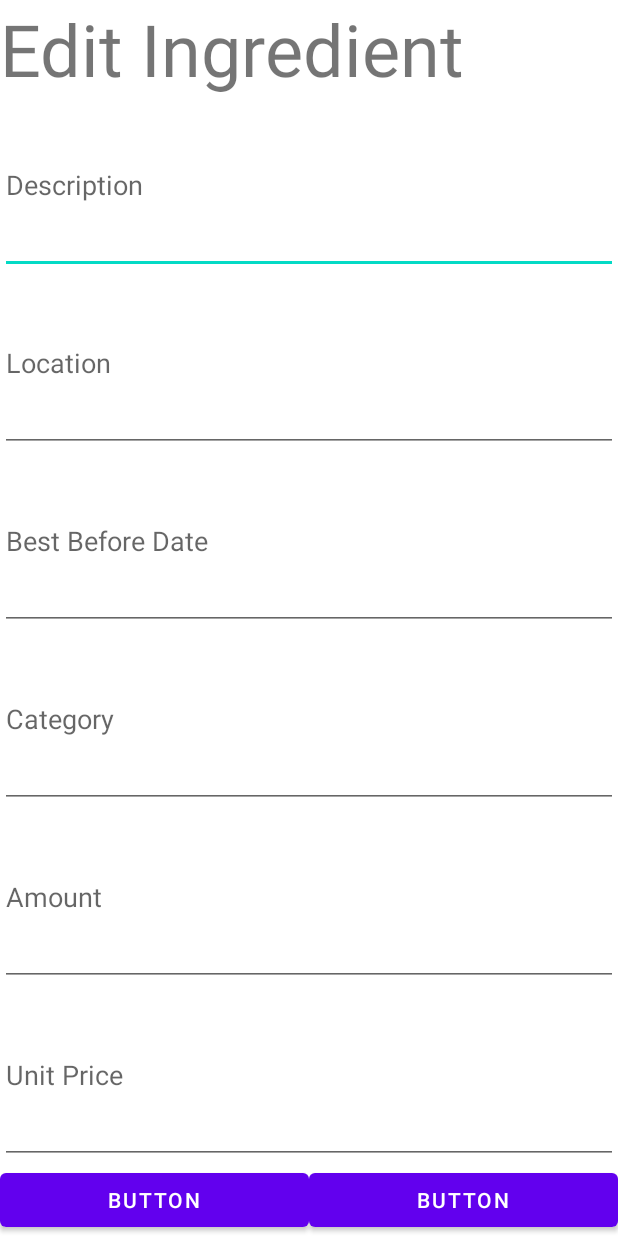
After one commit to CMPUT301F22T16/HappyMeals, an Android app: the layout activity_recipe_edit_ingredient.xml on its own in the app's theme, with its tools: preview values and no code run, on a phone screen of 412 x 824 dp. The commit adds this screen. Run offline under Robolectric (Android 15) with nearby library versions, the phone set to English and light mode, and no system bars.

Commit message:
Created a new activity to edit the ingredient from the edit recipe activity.

```diff
--- a/app/src/main/AndroidManifest.xml
+++ b/app/src/main/AndroidManifest.xml
@@ -2,6 +2,7 @@
 <manifest xmlns:android="http://schemas.android.com/apk/res/android"
     xmlns:tools="http://schemas.android.com/tools"
     package="com.example.happymeals">
+
     <application
         android:allowBackup="true"
         android:dataExtractionRules="@xml/data_extraction_rules"
@@ -12,6 +13,13 @@
         android:supportsRtl="true"
         android:theme="@style/Theme.HappyMeals"
         tools:targetApi="31">
+        <activity
+            android:name=".RecipeEditIngredient"
+            android:exported="false">
+            <meta-data
+                android:name="android.app.lib_name"
+                android:value="" />
+        </activity>
         <activity
             android:name=".recipe.RecipeAddIngredient"
             android:exported="true">
--- a/app/src/main/java/com/example/happymeals/recipe/IngredientAdapter.java
+++ b/app/src/main/java/com/example/happymeals/recipe/IngredientAdapter.java
@@ -80,7 +80,7 @@ public class IngredientAdapter extends RecyclerView.Adapter<IngredientAdapter.My
                         selection = getAdapterPosition();
                         notifyItemChanged(selection);
 
-                        recyclerViewInterface.onItemClick(selection);
+                        recyclerViewInterface.onItemClick(selection, "");
                     }
                 }
             });
--- a/app/src/main/java/com/example/happymeals/recipe/NewRecipe.java
+++ b/app/src/main/java/com/example/happymeals/recipe/NewRecipe.java
@@ -19,6 +19,7 @@ import android.widget.Toast;
 
 import java.util.ArrayList;
 import java.util.Date;
+import java.util.Objects;
 
 import com.example.happymeals.Ingredient;
 import com.example.happymeals.R;
@@ -84,6 +85,11 @@ public class NewRecipe extends AppCompatActivity implements RecyclerViewInterfac
         });
     }
 
+    /**
+     * This method handles the return value from the RecipeAddIngredient class
+     * @param result the returned values from the RecipeAddIngredient class.
+     *               The return values consists of the ingredient description and category
+     */
     public void handleAddIngredientForResultLauncher(ActivityResult result) {
         if (result != null && result.getResultCode() == RESULT_OK) {
             if (result.getData() == null) return;
@@ -96,6 +102,10 @@ public class NewRecipe extends AppCompatActivity implements RecyclerViewInterfac
         }
     }
 
+    /**
+     * This method handles the return value after the user selects an image from the gallery
+     * @param result the Uri object after the user picks an image from the gallery
+     */
     public void handleAddImgForResultLauncher(ActivityResult result) {
         if (result != null && result.getResultCode() == RESULT_OK) {
             if (result.getData() != null) {
@@ -108,9 +118,16 @@ public class NewRecipe extends AppCompatActivity implements RecyclerViewInterfac
         }
     }
 
+    /**
+     * This method removes the ingredient from the recipe after the user presses the delete button
+     * @param position the index position of the ingredient in ingredient_data_list
+     * @param op a string denoting the operation to perform. Here the operation is either delete or edit.
+     */
     @Override
-    public void onItemClick(int position) {
-        ingredient_data_list.remove(position);
-        recipe_ingredient_list.setAdapter(ingredient_adapter);
+    public void onItemClick(int position, String op) {
+        if (Objects.equals(op, "delete")) {
+            ingredient_data_list.remove(position);
+            recipe_ingredient_list.setAdapter(ingredient_adapter);
+        }
     }
 }
--- a/app/src/main/java/com/example/happymeals/recipe/RecipeAddIngredient.java
+++ b/app/src/main/java/com/example/happymeals/recipe/RecipeAddIngredient.java
@@ -72,7 +72,7 @@ public class RecipeAddIngredient extends AppCompatActivity implements AdapterVie
     }
 
     @Override
-    public void onItemClick(int position) {
+    public void onItemClick(int position, String op) {
         // ----- This code changes the item color upon selection ----- //
 //        for (Ingredient i : data_list) {
 //            i.setSelected(false);
--- /dev/null
+++ b/app/src/main/java/com/example/happymeals/recipe/RecipeEditIngredient.java
@@ -0,0 +1,16 @@
+package com.example.happymeals.recipe;
+
+import androidx.appcompat.app.AppCompatActivity;
+
+import android.os.Bundle;
+
+import com.example.happymeals.R;
+
+public class RecipeEditIngredient extends AppCompatActivity {
+
+    @Override
+    protected void onCreate(Bundle savedInstanceState) {
+        super.onCreate(savedInstanceState);
+        setContentView(R.layout.activity_recipe_edit_ingredient);
+    }
+}
--- a/app/src/main/java/com/example/happymeals/recipe/RecipeIngredientAdapter.java
+++ b/app/src/main/java/com/example/happymeals/recipe/RecipeIngredientAdapter.java
@@ -49,11 +49,13 @@ public class RecipeIngredientAdapter extends RecyclerView.Adapter<RecipeIngredie
 
         TextView desc;
         ImageButton deleteBtn;
+        ImageButton editBtn;
 
         public MyViewHolder(@NonNull View itemView) {
             super(itemView);
             desc = itemView.findViewById(R.id.recipe_ingredient_desc);
             deleteBtn = itemView.findViewById(R.id.delete_recipe_ingredient_btn);
+            editBtn = itemView.findViewById(R.id.edit_recipe_ingredient_btn);
 
             deleteBtn.setOnClickListener(new View.OnClickListener() {
                 @Override
@@ -61,10 +63,12 @@ public class RecipeIngredientAdapter extends RecyclerView.Adapter<RecipeIngredie
                     if (recyclerViewInterface != null) {
                         if (getAdapterPosition() == RecyclerView.NO_POSITION) return;
 
-                        recyclerViewInterface.onItemClick(getAdapterPosition());
+                        recyclerViewInterface.onItemClick(getAdapterPosition(), "delete");
                     }
                 }
             });
+
+
         }
     }
 }
--- a/app/src/main/java/com/example/happymeals/recipe/RecyclerViewInterface.java
+++ b/app/src/main/java/com/example/happymeals/recipe/RecyclerViewInterface.java
@@ -1,5 +1,5 @@
 package com.example.happymeals.recipe;
 
 public interface RecyclerViewInterface {
-    void onItemClick(int position);
+    void onItemClick(int position, String op);
 }
--- /dev/null
+++ b/app/src/main/res/layout/activity_recipe_edit_ingredient.xml
@@ -0,0 +1,90 @@
+<?xml version="1.0" encoding="utf-8"?>
+<LinearLayout xmlns:android="http://schemas.android.com/apk/res/android"
+    xmlns:app="http://schemas.android.com/apk/res-auto"
+    xmlns:tools="http://schemas.android.com/tools"
+    android:layout_width="match_parent"
+    android:layout_height="match_parent"
+    android:orientation="vertical"
+    tools:context=".recipe.RecipeEditIngredient">
+
+    <TextView
+        android:id="@+id/textView2"
+        android:layout_width="match_parent"
+        android:layout_height="wrap_content"
+        android:textSize="48sp"
+        android:text="Edit Ingredient" />
+
+    <EditText
+        android:id="@+id/recipe_edit_ingredient_description"
+        android:layout_width="match_parent"
+        android:layout_height="wrap_content"
+        android:layout_weight="1"
+        android:ems="20"
+        android:inputType="textPersonName"
+        android:hint="Description" />
+
+    <EditText
+        android:id="@+id/recipe_edit_ingredient_location"
+        android:layout_width="match_parent"
+        android:layout_height="wrap_content"
+        android:layout_weight="1"
+        android:ems="10"
+        android:inputType="textPersonName"
+        android:hint="Location" />
+
+    <EditText
+        android:id="@+id/recipe_edit_ingredient_best_before_date"
+        android:layout_width="match_parent"
+        android:layout_height="wrap_content"
+        android:layout_weight="1"
+        android:ems="10"
+        android:inputType="date"
+        android:hint="Best Before Date" />
+
+    <EditText
+        android:id="@+id/recipe_edit_ingredient_category"
+        android:layout_width="match_parent"
+        android:layout_height="wrap_content"
+        android:layout_weight="1"
+        android:ems="10"
+        android:inputType="textPersonName"
+        android:hint="Category" />
+
+    <EditText
+        android:id="@+id/recipe_edit_ingredient_amount"
+        android:layout_width="match_parent"
+        android:layout_height="wrap_content"
+        android:layout_weight="1"
+        android:ems="10"
+        android:inputType="number"
+        android:hint="Amount" />
+
+    <EditText
+        android:id="@+id/recipe_edit_ingredient_unit_price"
+        android:layout_width="match_parent"
+        android:layout_height="wrap_content"
+        android:layout_weight="1"
+        android:ems="10"
+        android:inputType="numberDecimal"
+        android:hint="Unit Price" />
+
+    <LinearLayout
+        android:layout_width="match_parent"
+        android:layout_height="wrap_content"
+        android:orientation="horizontal">
+
+        <Button
+            android:id="@+id/recipe_edit_ingredient_clear_btn"
+            android:layout_width="wrap_content"
+            android:layout_height="wrap_content"
+            android:layout_weight="1"
+            android:text="Button" />
+
+        <Button
+            android:id="@+id/recipe_edit_ingredient_save_btn"
+            android:layout_width="wrap_content"
+            android:layout_height="wrap_content"
+            android:layout_weight="1"
+            android:text="Button" />
+    </LinearLayout>
+</LinearLayout>
--- a/app/src/main/res/layout/add_recipe_custom_layout.xml
+++ b/app/src/main/res/layout/add_recipe_custom_layout.xml
@@ -43,12 +43,12 @@
                 android:gravity="center"
                 android:text="TextView"
                 app:layout_constraintBottom_toBottomOf="parent"
-                app:layout_constraintEnd_toStartOf="@+id/imageView"
+                app:layout_constraintEnd_toStartOf="@+id/edit_recipe_ingredient_btn"
                 app:layout_constraintStart_toEndOf="@+id/delete_recipe_ingredient_btn"
                 app:layout_constraintTop_toTopOf="parent" />
 
             <ImageView
-                android:id="@+id/imageView"
+                android:id="@+id/edit_recipe_ingredient_btn"
                 android:layout_width="wrap_content"
                 android:layout_height="wrap_content"
                 app:layout_constraintBottom_toBottomOf="parent"
```
